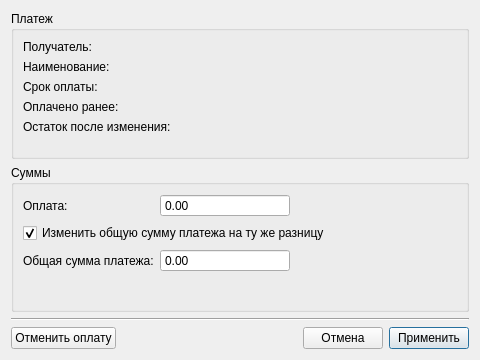
The window that designer/ui/paymentamountdialog.ui (Aleee/FinanceCalender) describes before a commit, drawn with Qt 5.
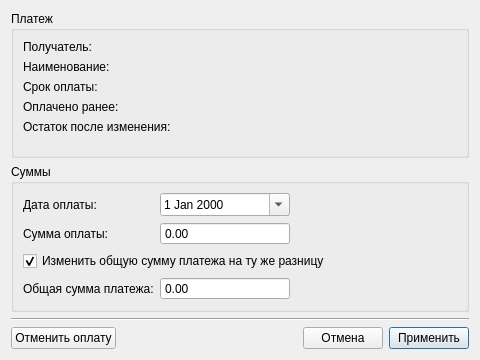
The same window after the commit.

Diff of the .ui file:
```diff
--- a/designer/ui/paymentamountdialog.ui
+++ b/designer/ui/paymentamountdialog.ui
@@ -112,16 +112,56 @@
      </property>
      <layout class="QFormLayout" name="formLayout_amounts">
       <item row="0" column="0">
+       <widget class="QLabel" name="lbl_paymentdate">
+        <property name="text">
+         <string>Дата оплаты:</string>
+        </property>
+        <property name="buddy">
+         <cstring>de_paymentdate</cstring>
+        </property>
+       </widget>
+      </item>
+      <item row="0" column="1">
+       <layout class="QHBoxLayout" name="horizontalLayout_paymentdate">
+        <item>
+         <widget class="QDateEdit" name="de_paymentdate">
+          <property name="minimumSize">
+           <size>
+            <width>130</width>
+            <height>0</height>
+           </size>
+          </property>
+          <property name="calendarPopup">
+           <bool>true</bool>
+          </property>
+         </widget>
+        </item>
+        <item>
+         <spacer name="horizontalSpacer_paymentdate">
+          <property name="orientation">
+           <enum>Qt::Orientation::Horizontal</enum>
+          </property>
+          <property name="sizeHint" stdset="0">
+           <size>
+            <width>40</width>
+            <height>20</height>
+           </size>
+          </property>
+         </spacer>
+        </item>
+       </layout>
+      </item>
+      <item row="1" column="0">
        <widget class="QLabel" name="lbl_payment">
         <property name="text">
-         <string>Оплата:</string>
+         <string>Сумма оплаты:</string>
         </property>
         <property name="buddy">
          <cstring>dsb_payment</cstring>
         </property>
        </widget>
       </item>
-      <item row="0" column="1">
+      <item row="1" column="1">
        <layout class="QHBoxLayout" name="horizontalLayout_payment">
         <item>
          <widget class="QDoubleSpinBox" name="dsb_payment">
@@ -157,7 +197,7 @@
         </item>
        </layout>
       </item>
-      <item row="1" column="0" colspan="2">
+      <item row="2" column="0" colspan="2">
        <widget class="QCheckBox" name="chb_changetotal">
         <property name="text">
          <string>Изменить общую сумму платежа на ту же разницу</string>
@@ -167,7 +207,7 @@
         </property>
        </widget>
       </item>
-      <item row="2" column="0">
+      <item row="3" column="0">
        <widget class="QLabel" name="label_total">
         <property name="text">
          <string>Общая сумма платежа:</string>
@@ -177,7 +217,7 @@
         </property>
        </widget>
       </item>
-      <item row="2" column="1">
+      <item row="3" column="1">
        <layout class="QHBoxLayout" name="horizontalLayout_total">
         <item>
          <widget class="QDoubleSpinBox" name="dsb_total">
```
Left out of the diff: 3 changed lines with no effect on the pictures.
